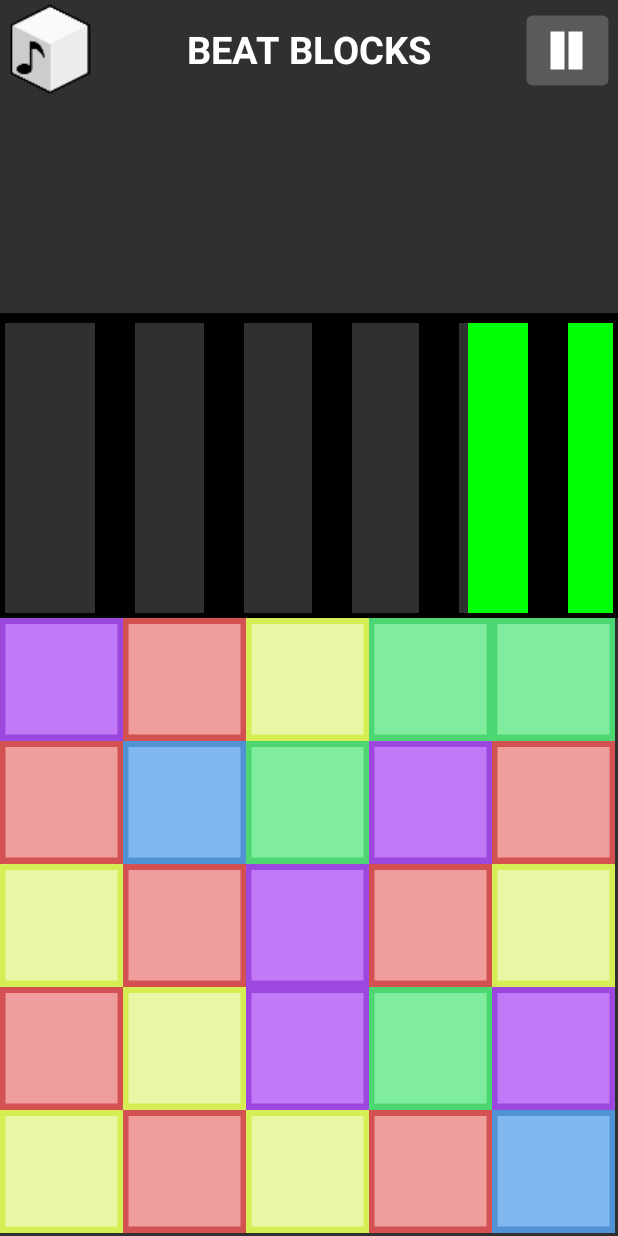
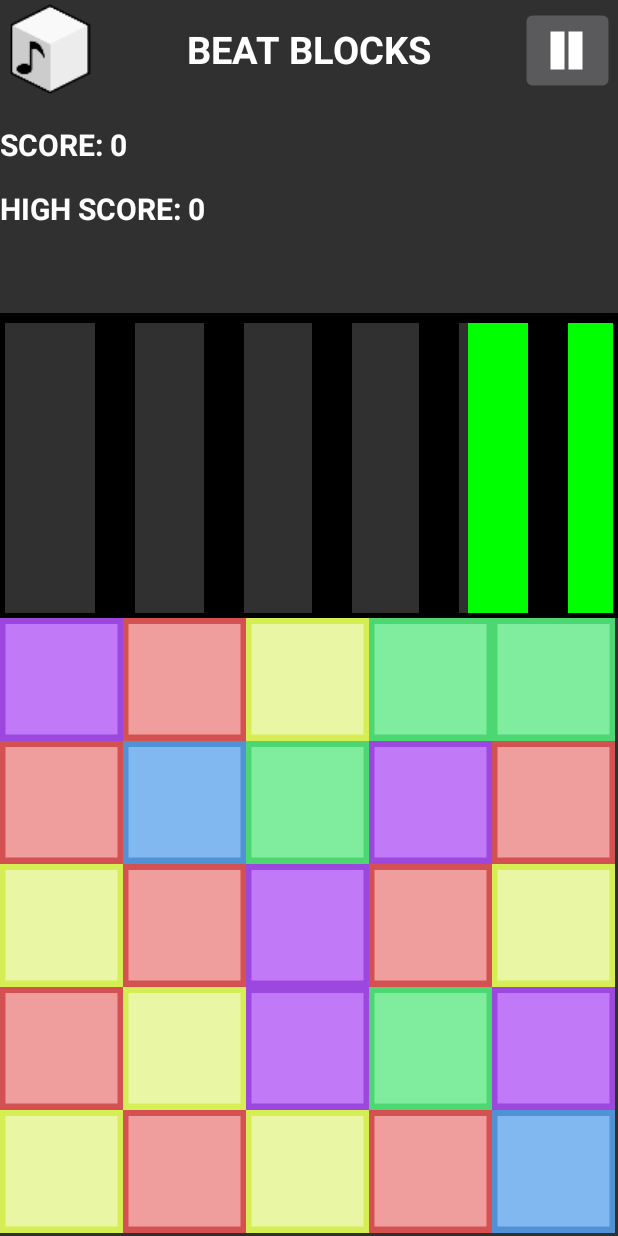
Before and after one commit to hunterdquant/BeatBlocks, an Android app: the screen it shows after launch (GameActivity), on a phone screen of 412 x 824 dp. Run offline under Robolectric (Android 15) with nearby library versions, the light colour scheme and no system bars.

Commit message:
We have scoring. - Implemented custom event listener for updating the score. - Added new view elements to diplay score and high score.
TODO
- Add file to store high score data.

```diff
--- a/app/src/main/java/group/cs242/beatblocks/BeatBlockBoard.java
+++ b/app/src/main/java/group/cs242/beatblocks/BeatBlockBoard.java
@@ -1,8 +1,12 @@
 package group.cs242.beatblocks;
 
+import android.util.Log;
+
 import java.util.ArrayList;
+import java.util.HashSet;
 import java.util.List;
 import java.util.Random;
+import java.util.Set;
 
 /**
  * @author Hunter Quant <quanthd@clarkson.edu> <hunterdquant@gmail.com>
@@ -11,6 +15,8 @@ import java.util.Random;
  */
 public class BeatBlockBoard extends GameBoard {
 
+    private ScoreUpdateListener listener;
+
     /* constructors */
     public BeatBlockBoard(int size) {
         board = new byte[width = size][height = size];
@@ -18,6 +24,14 @@ public class BeatBlockBoard extends GameBoard {
     }
 
     /* public methods */
+
+    public int getPoints(Set<Index> set) {
+        return 10*set.size()*set.size();
+    }
+
+    public void setListener(ScoreUpdateListener sul) {
+        this.listener = sul;
+    }
 
     /**
      *
@@ -156,8 +170,8 @@ public class BeatBlockBoard extends GameBoard {
      * Finds all matches of 3+ on the game board.
      */
     @Override
-    public List<Index> checkMatches() {
-        List<Index> matchedIndices = new ArrayList<Index>();
+    public Set<Index> checkMatches() {
+        Set<Index> matchedIndices = new HashSet<Index>();
         try {
             //Add all indices in a 3+ match.
             for (int i = 0; i < board.length; i++) {
@@ -192,7 +206,7 @@ public class BeatBlockBoard extends GameBoard {
      * Sets all matched indices to zero, then calls for a repopulate.
      */
     @Override
-    public void removeMatches(List<Index> matchedIndices) {
+    public void removeMatches(Set<Index> matchedIndices) {
         if (matchedIndices.size() == 0) {
             return;
         }
@@ -203,6 +217,9 @@ public class BeatBlockBoard extends GameBoard {
         } catch (Exception e) {
             System.err.println("Unexpected error");
             e.printStackTrace();
+        }
+        if (listener != null) {
+            listener.updateScore(matchedIndices);
         }
     }
 
--- a/app/src/main/java/group/cs242/beatblocks/BeatBlockBoardView.java
+++ b/app/src/main/java/group/cs242/beatblocks/BeatBlockBoardView.java
@@ -6,12 +6,17 @@ import android.graphics.Bitmap;
 import android.graphics.BitmapFactory;
 import android.graphics.Canvas;
 import android.util.AttributeSet;
+import android.util.Log;
 import android.view.View;
 import android.view.ViewGroup;
 import android.widget.LinearLayout;
 import android.widget.RelativeLayout;
+import android.widget.TextView;
+
+import org.w3c.dom.Text;
 
 import java.util.List;
+import java.util.Set;
 
 /**
  * Created by Hunter on 11/3/2015.
@@ -31,6 +36,9 @@ public class BeatBlockBoardView extends View {
     private int dimensions;
     // An array of bitmaps. Their array index is matched with a value in beatBlockBoard.
     private Bitmap[] bitmaps = new Bitmap[6];
+
+    private TextView score;
+    private TextView highScore;
 
 
     /* Constructor */
@@ -66,6 +74,25 @@ public class BeatBlockBoardView extends View {
             beatBlockBoard.removeMatches(beatBlockBoard.checkMatches());
             beatBlockBoard.populate();
         }
+        beatBlockBoard.setListener(new ScoreUpdateListener() {
+            @Override
+            public void updateScore(final Set<Index> set) {
+                new Thread(new Runnable() {
+                    @Override
+                    public void run() {
+                        try {
+                            updateScores(set);
+                            Log.i("Listener", "Called");
+                        } catch (NumberFormatException nfe) {
+                            nfe.printStackTrace();
+                        } catch (Exception e) {
+                            e.printStackTrace();
+                        }
+                    }
+                }).start();
+
+            }
+        });
     }
 
     /**
@@ -108,9 +135,28 @@ public class BeatBlockBoardView extends View {
             beatBlockBoard.removeMatches(beatBlockBoard.checkMatches());
             beatBlockBoard.populate();
         }
+
+        beatBlockBoard.setListener(new ScoreUpdateListener() {
+            @Override
+            public void updateScore(final Set<Index> set) {
+                updateScores(set);
+            }
+        });
     }
 
+    private void updateScores(Set<Index> set) {
+        int additionalPoints = beatBlockBoard.getPoints(set);
+        String[] s = score.getText().toString().trim().split(" ");
+        int totalPoints = (Integer.parseInt(s[1]) + additionalPoints);
+        CharSequence newScore = s[0] + " " + totalPoints;
 
+        String[] hs = highScore.getText().toString().trim().split(" ");
+        if (totalPoints >= Integer.parseInt(hs[2])) {
+            CharSequence newHighScore = hs[0] + " " + hs[1] + " " + totalPoints;
+            highScore.setText(newHighScore);
+        }
+        score.setText(newScore);
+    }
 
     /* Protected methods */
 
@@ -133,14 +179,14 @@ public class BeatBlockBoardView extends View {
             // Handles the transition of blocks to blanks.
             if (canPopulate) {
                 beatBlockBoard.populate();
-                List<Index> matchList = beatBlockBoard.checkMatches();
+                Set<Index> matchSet = beatBlockBoard.checkMatches();
                 try {
                     Thread.sleep(100);
                 } catch (InterruptedException ie) {
                     ie.printStackTrace();
                 }
-                if (matchList.size() > 2) {
-                    beatBlockBoard.removeMatches(matchList);
+                if (matchSet.size() > 2) {
+                    beatBlockBoard.removeMatches(matchSet);
                     canPopulate = false;
                 }
             } else {
@@ -168,6 +214,14 @@ public class BeatBlockBoardView extends View {
     }
 
     /* Public methods */
+
+    public void setScore(TextView score) {
+        this.score = score;
+    }
+
+    public void setHighScore(TextView highScore) {
+        this.highScore = highScore;
+    }
 
     /**
      * Moves the block at index i up
--- a/app/src/main/java/group/cs242/beatblocks/GameActivity.java
+++ b/app/src/main/java/group/cs242/beatblocks/GameActivity.java
@@ -44,6 +44,8 @@ public class GameActivity extends AppCompatActivity {
         beatBlockBoardView = (BeatBlockBoardView)mainLayout.findViewById(R.id.beat_block_board_view);
         beatBlockBoardView.setOnTouchListener(new MoveGestureListener(this));
         beatBlockBoardView.setDimensions(p.x, p.y);
+        beatBlockBoardView.setScore((TextView) mainLayout.findViewById(R.id.score));
+        beatBlockBoardView.setHighScore((TextView) mainLayout.findViewById(R.id.high_score));
 
         beatMapView = (BeatMapView)mainLayout.findViewById(R.id.beat_map_view);
         beatMapView.setUp(song);
@@ -137,22 +139,22 @@ public class GameActivity extends AppCompatActivity {
             // The index to move is the initial events x/y divided by the dimensions of the square.
             Index moveIndex = new Index((int)e1.getX()/blockSize, (int)e1.getY()/blockSize);
             // Move in the appropriate direction if the user swiped a distance of 100 px.
-           // if(beatMapView.isGoodMove()) {
+            //if(beatMapView.isGoodMove()) {
                 if (Math.abs(e1.getX() - e2.getX()) >= Math.abs(e1.getY() - e2.getY())) {
-                    if (e1.getX() - e2.getX() <= -blockSize/2) {
+                    if (e1.getX() - e2.getX() <= -blockSize / 2) {
                         beatBlockBoardView.moveBlockRight(moveIndex);
-                    } else if (e1.getX() - e2.getX() >= blockSize/2) {
+                    } else if (e1.getX() - e2.getX() >= blockSize / 2) {
                         beatBlockBoardView.moveBlockLeft(moveIndex);
                     }
                 } else {
-                    if (e1.getY() - e2.getY() >= blockSize/2) {
+                    if (e1.getY() - e2.getY() >= blockSize / 2) {
                         beatBlockBoardView.moveBlockUp(moveIndex);
-                    } else if (e1.getY() - e2.getY() <= -blockSize/2){
+                    } else if (e1.getY() - e2.getY() <= -blockSize / 2) {
                         beatBlockBoardView.moveBlockDown(moveIndex);
                     }
                 }
                 return true;
-           //} else {
+            //} else {
                // Log.i("Move", "Not good");
            // }
             //return false;
--- a/app/src/main/java/group/cs242/beatblocks/GameBoard.java
+++ b/app/src/main/java/group/cs242/beatblocks/GameBoard.java
@@ -1,6 +1,7 @@
 package group.cs242.beatblocks;
 
 import java.util.List;
+import java.util.Set;
 
 /**
  * @author Hunter Quant <quanthd@clarkson.edu> <hunterdquant@gmail.com>
@@ -16,6 +17,6 @@ abstract class GameBoard {
     /* protected abstract methods */
 
     public abstract void populate();
-    public abstract List<Index> checkMatches();
-    public abstract void removeMatches(List<Index> matchedIndices);
+    public abstract Set<Index> checkMatches();
+    public abstract void removeMatches(Set<Index> matchedIndices);
 }
--- /dev/null
+++ b/app/src/main/java/group/cs242/beatblocks/ScoreUpdateListener.java
@@ -0,0 +1,12 @@
+package group.cs242.beatblocks;
+
+import java.util.Set;
+
+/**
+ * @author Hunter Quant <quanthd@clarkson.edu> <hunterdquant@gmail.com>
+ *
+ * This interface serves as a handler for updating the game score..
+ */
+public interface ScoreUpdateListener {
+    public void updateScore(Set<Index> Set);
+}
--- a/app/src/main/res/layout/game_activity.xml
+++ b/app/src/main/res/layout/game_activity.xml
@@ -6,6 +6,34 @@
     android:layout_width="match_parent"
     android:layout_height="match_parent"
     tools:context=".MainActivity">
+
+    <TextView
+        android:id="@+id/score"
+        android:layout_width="wrap_content"
+        android:layout_height="wrap_content"
+        android:layout_alignParentLeft="true"
+        android:textAllCaps="true"
+        android:textColor="#FFF"
+        android:textStyle="bold"
+        android:layout_marginTop="15dp"
+        android:textSize="20sp"
+        android:text="Score: 0"
+        android:fontFamily="roboto"
+        android:layout_below="@id/gameIcon"/>
+
+    <TextView
+        android:id="@+id/high_score"
+        android:layout_width="wrap_content"
+        android:layout_height="wrap_content"
+        android:layout_alignParentLeft="true"
+        android:textAllCaps="true"
+        android:textColor="#FFF"
+        android:textStyle="bold"
+        android:layout_marginTop="15dp"
+        android:textSize="20sp"
+        android:text="High Score: 0"
+        android:fontFamily="roboto"
+        android:layout_below="@id/score"/>
 
     <TextView
         android:id="@+id/title"
```
Also changed, not shown: app/src/main/java/group/cs242/beatblocks/Index.java (+11 -0 lines).
